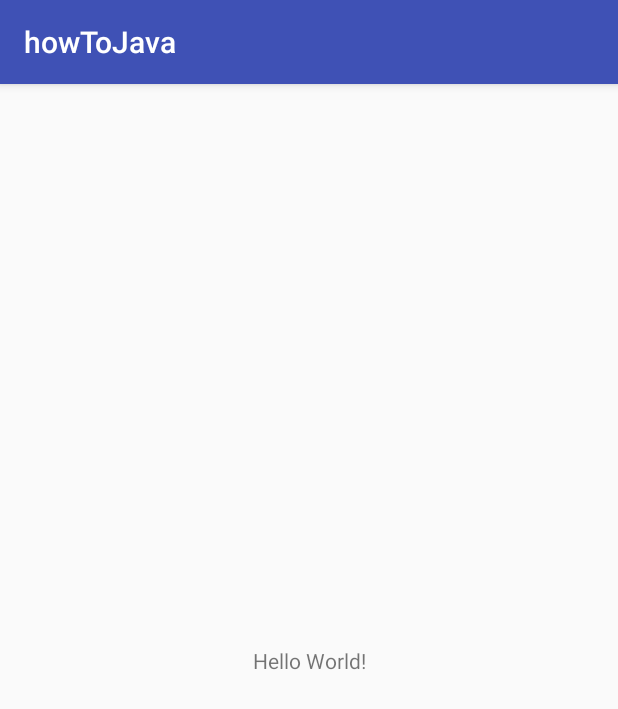
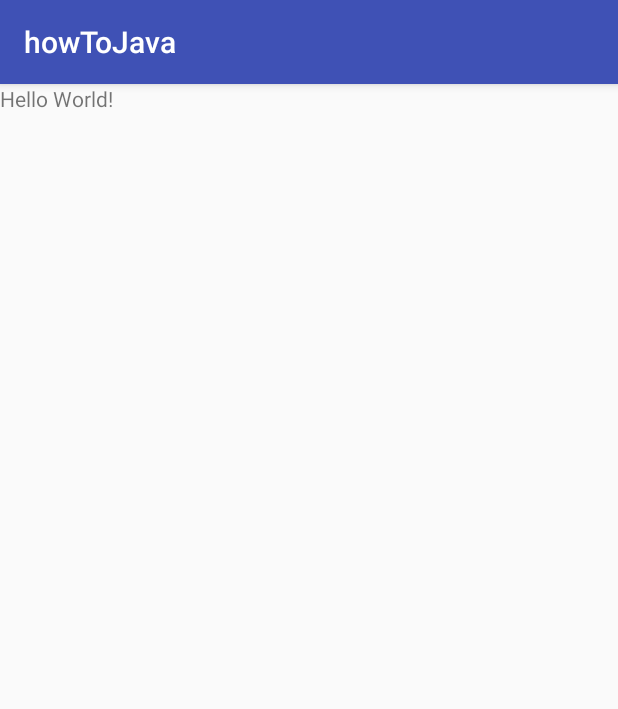
Before and after one commit to Tokimetakaari/howToJava, an Android app: the screen it shows after launch (MainActivity), on a phone screen of 412 x 824 dp. Shown: the top 709 px of the screen. Run offline under Robolectric (Android 15) with nearby library versions, the phone set to English and light mode, and no system bars.

Commit message:
Linear Layout

```diff
--- a/app/src/main/res/layout/activity_main.xml
+++ b/app/src/main/res/layout/activity_main.xml
@@ -1,5 +1,6 @@
 <?xml version="1.0" encoding="utf-8"?>
-<android.support.constraint.ConstraintLayout xmlns:android="http://schemas.android.com/apk/res/android"
+<LinearLayout
+    xmlns:android="http://schemas.android.com/apk/res/android"
     xmlns:app="http://schemas.android.com/apk/res-auto"
     xmlns:tools="http://schemas.android.com/tools"
     android:layout_width="match_parent"
@@ -15,4 +16,4 @@
         app:layout_constraintRight_toRightOf="parent"
         app:layout_constraintTop_toTopOf="parent" />
 
-</android.support.constraint.ConstraintLayout>
+</LinearLayout>
```
